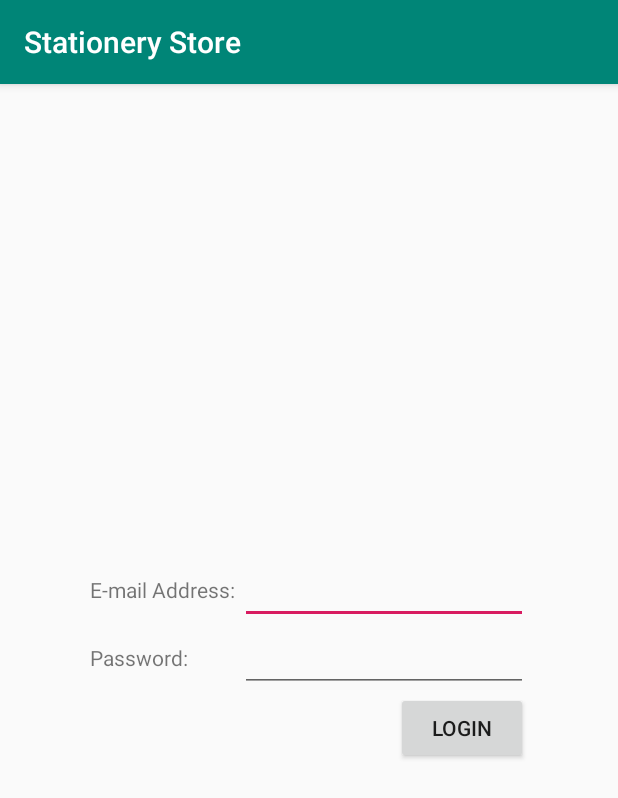
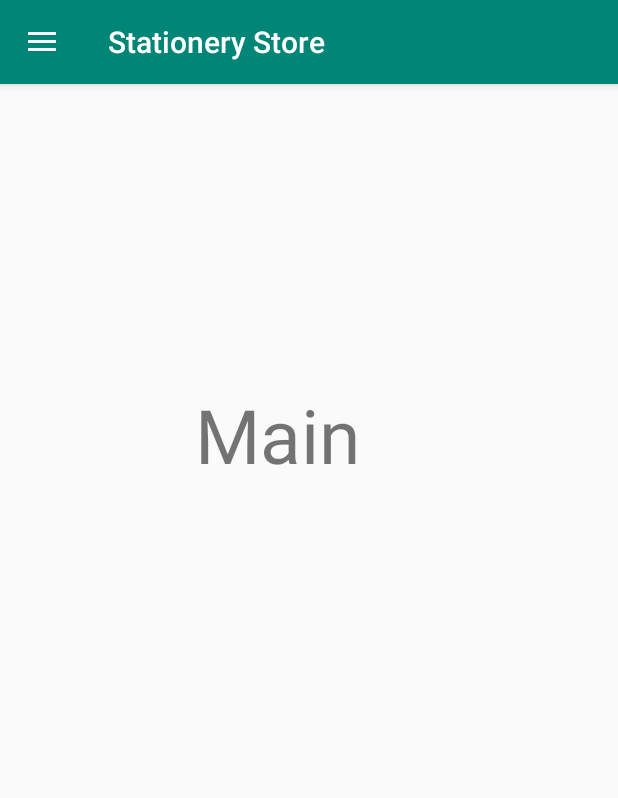
Before and after one commit to yingxuanchen/StationeryStoreMobile, an Android app: the screen it shows after launch (MainActivity), on a phone screen of 412 x 824 dp. Shown: the top 798 px of the screen. Run offline under Robolectric (Android 15) with nearby library versions, the phone set to English and light mode, and no system bars.

Commit message:
Add navigation drawer

```diff
--- a/app/build.gradle
+++ b/app/build.gradle
@@ -22,6 +22,8 @@ android {
 dependencies {
     implementation fileTree(dir: 'libs', include: ['*.jar'])
     implementation 'androidx.appcompat:appcompat:1.0.2'
+    implementation 'androidx.legacy:legacy-support-v4:1.0.0'
+    implementation 'com.google.android.material:material:1.0.0'
     implementation 'androidx.constraintlayout:constraintlayout:1.1.3'
     testImplementation 'junit:junit:4.12'
     androidTestImplementation 'androidx.test:runner:1.2.0'
--- a/app/src/main/java/com/yingxuan/stationerystore/MainActivity.java
+++ b/app/src/main/java/com/yingxuan/stationerystore/MainActivity.java
@@ -1,30 +1,69 @@
 package com.yingxuan.stationerystore;
 
+import androidx.annotation.NonNull;
+import androidx.appcompat.app.ActionBarDrawerToggle;
 import androidx.appcompat.app.AppCompatActivity;
+import androidx.drawerlayout.widget.DrawerLayout;
 
 import android.os.Bundle;
+import android.view.MenuItem;
 import android.view.View;
 import android.widget.Button;
 import android.widget.EditText;
+import android.widget.Toast;
+
+import com.google.android.material.navigation.NavigationView;
 
 public class MainActivity extends AppCompatActivity {
+
+    private DrawerLayout dl;
+    private ActionBarDrawerToggle t;
+    private NavigationView nv;
 
     @Override
     protected void onCreate(Bundle savedInstanceState) {
         super.onCreate(savedInstanceState);
         setContentView(R.layout.activity_main);
 
-        Button loginBtn = findViewById(R.id.loginBtn);
-        loginBtn.setOnClickListener(new View.OnClickListener() {
+        dl = findViewById(R.id.activity_main);
+        t = new ActionBarDrawerToggle(this, dl,R.string.open, R.string.close);
+
+        dl.addDrawerListener(t);
+        t.syncState();
+
+        getSupportActionBar().setDisplayHomeAsUpEnabled(true);
+
+        nv = findViewById(R.id.nv);
+        nv.setNavigationItemSelectedListener(new NavigationView.OnNavigationItemSelectedListener() {
             @Override
-            public void onClick(View view) {
-                EditText emailView = findViewById(R.id.emailView);
-                EditText pwdView = findViewById(R.id.pwdView);
+            public boolean onNavigationItemSelected(@NonNull MenuItem item) {
+                int id = item.getItemId();
+                switch(id)
+                {
+                    case R.id.approve:
+                        Toast.makeText(MainActivity.this, "My Account",Toast.LENGTH_SHORT).show();break;
+                    case R.id.rep:
+                        Toast.makeText(MainActivity.this, "Settings",Toast.LENGTH_SHORT).show();break;
+                    case R.id.delegate:
+                        Toast.makeText(MainActivity.this, "My Cart",Toast.LENGTH_SHORT).show();break;
+                    case R.id.logout:
+                        break;
+                    default:
+                        return true;
+                }
 
-                String email = emailView.getText().toString();
-                String pwd = pwdView.getText().toString();
+                return true;
             }
         });
     }
 
+    @Override
+    public boolean onOptionsItemSelected(MenuItem item) {
+
+        if(t.onOptionsItemSelected(item))
+            return true;
+
+        return super.onOptionsItemSelected(item);
+    }
+
 }
--- a/app/src/main/res/layout/activity_main.xml
+++ b/app/src/main/res/layout/activity_main.xml
@@ -1,68 +1,32 @@
 <?xml version="1.0" encoding="utf-8"?>
-<androidx.constraintlayout.widget.ConstraintLayout xmlns:android="http://schemas.android.com/apk/res/android"
+<androidx.drawerlayout.widget.DrawerLayout xmlns:android="http://schemas.android.com/apk/res/android"
+    xmlns:tools="http://schemas.android.com/tools"
     xmlns:app="http://schemas.android.com/apk/res-auto"
-    xmlns:tools="http://schemas.android.com/tools"
+    android:id="@+id/activity_main"
     android:layout_width="match_parent"
-    android:layout_height="match_parent"
-    tools:context=".MainActivity">
+    android:layout_height="match_parent">
 
-    <LinearLayout
-        android:layout_width="0dp"
-        android:layout_height="0dp"
-        android:layout_marginStart="60dp"
-        android:layout_marginEnd="60dp"
-        android:gravity="center"
-        android:orientation="vertical"
-        app:layout_constraintBottom_toBottomOf="parent"
-        app:layout_constraintLeft_toLeftOf="parent"
-        app:layout_constraintRight_toRightOf="parent"
-        app:layout_constraintTop_toTopOf="parent">
+    <RelativeLayout
+        android:layout_width="match_parent"
+        android:layout_height="match_parent">
 
-        <LinearLayout
-            android:layout_width="match_parent"
-            android:layout_height="wrap_content"
-            android:gravity="center"
-            android:orientation="horizontal">
-
-            <TextView
-                android:layout_width="100dp"
-                android:layout_height="wrap_content"
-                android:text="E-mail Address: " />
-
-            <EditText
-                android:id="@+id/emailView"
-                android:layout_width="match_parent"
-                android:layout_height="wrap_content"
-                android:layout_gravity="center" />
-
-        </LinearLayout>
-
-        <LinearLayout
-            android:layout_width="match_parent"
-            android:layout_height="wrap_content"
-            android:gravity="center"
-            android:orientation="horizontal">
-
-            <TextView
-                android:layout_width="100dp"
-                android:layout_height="wrap_content"
-                android:text="Password: " />
-
-            <EditText
-                android:id="@+id/pwdView"
-                android:layout_width="match_parent"
-                android:layout_height="wrap_content"
-                android:layout_gravity="center" />
-
-        </LinearLayout>
-
-        <Button
-            android:id="@+id/loginBtn"
+        <TextView
             android:layout_width="wrap_content"
             android:layout_height="wrap_content"
-            android:text="Login"
-            android:layout_gravity="end"/>
+            android:text="Main"
+            android:textSize="50dp"
+            android:id="@+id/textView"
+            android:layout_marginTop="200dp"
+            android:layout_marginLeft="130dp"/>
 
-    </LinearLayout>
+    </RelativeLayout>
 
-</androidx.constraintlayout.widget.ConstraintLayout>
+    <com.google.android.material.navigation.NavigationView
+        android:layout_width="wrap_content"
+        android:layout_height="match_parent"
+        app:menu="@menu/navigation_menu"
+        android:layout_gravity="start"
+        app:headerLayout="@layout/nav_header"
+        android:id="@+id/nv" />
+
+</androidx.drawerlayout.widget.DrawerLayout>
--- /dev/null
+++ b/app/src/main/res/menu/navigation_menu.xml
@@ -0,0 +1,13 @@
+<?xml version="1.0" encoding="utf-8"?>
+<menu xmlns:android="http://schemas.android.com/apk/res/android">
+
+    <item android:id="@+id/approve"
+        android:title="Approve Requisitions"/>
+    <item android:id="@+id/rep"
+        android:title="Assign Representative"/>
+    <item android:id="@+id/delegate"
+        android:title="Delegation"/>
+    <item android:id="@+id/logout"
+        android:title="Log out"/>
+
+</menu>
--- a/app/src/main/res/values/strings.xml
+++ b/app/src/main/res/values/strings.xml
@@ -1,3 +1,5 @@
 <resources>
     <string name="app_name">Stationery Store</string>
+    <string name="open">Stationery Store</string>
+    <string name="close">Stationery Store</string>
 </resources>
```
Also changed, not shown: app/src/main/res/layout/login_frag.xml (added, +68 -0 lines), app/src/main/res/layout/nav_header.xml (added, +15 -0 lines).
